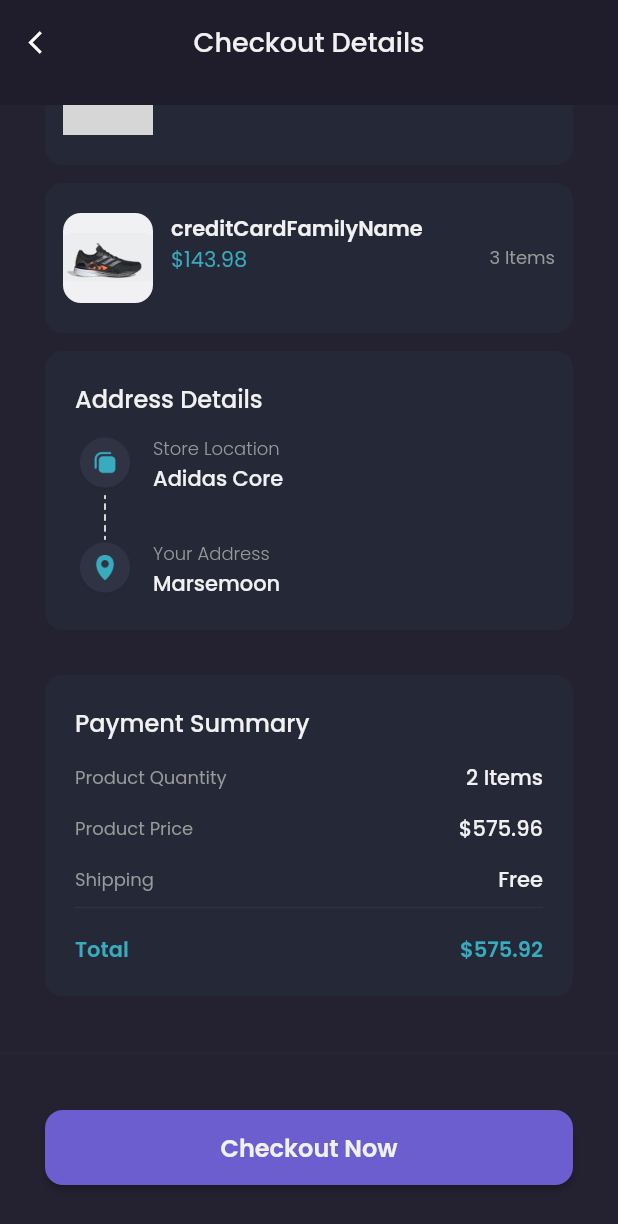
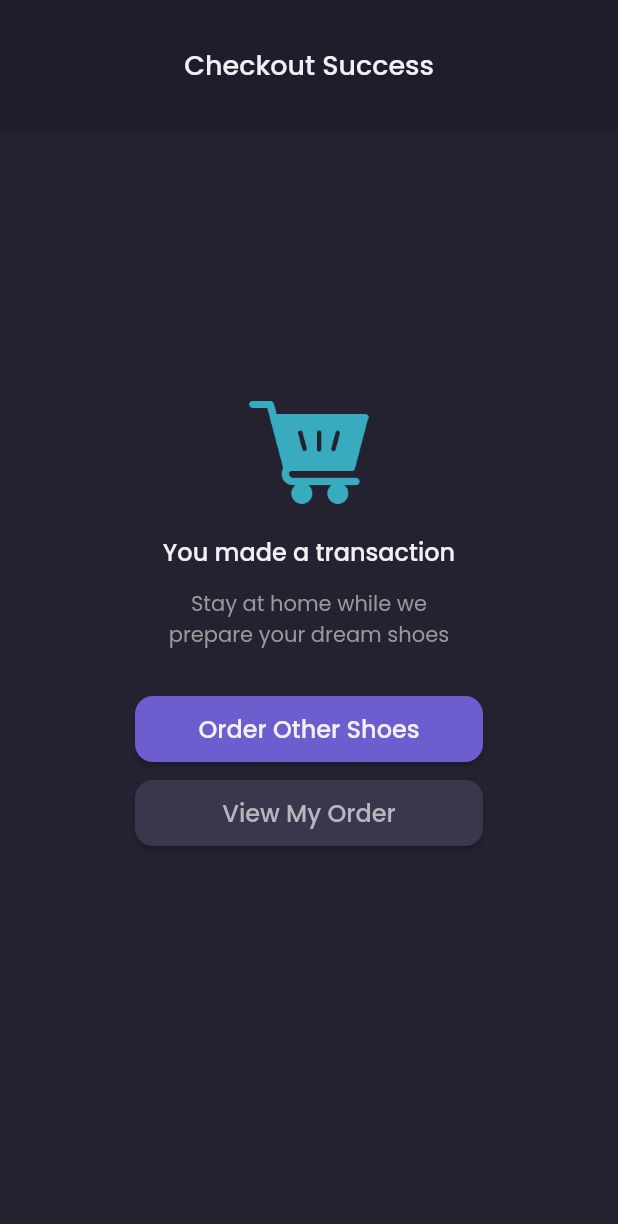
Before and after one commit to fahadhafizdev/shamo_app, a Flutter app: the CheckoutDetailsPage screen opened by its route, scrolled down 126 dp, after a tap on "Checkout Now", on a phone screen of 412 x 824 dp. Shown: the top 1224 px of the screen. Run offline on Flutter 3.47's test engine with Material 2 defaults, Android fonts, the phone set to English and light mode, and no system bars; our stand-ins replace carousel_slider, google_fonts; grey boxes are pictures that could not be loaded.

Commit message:
checkout success page finish

```diff
--- a/lib/main.dart
+++ b/lib/main.dart
@@ -1,6 +1,7 @@
 import 'package:flutter/material.dart';
 import 'package:shamo_app/ui/page/cart_page.dart';
 import 'package:shamo_app/ui/page/checkout_details_page.dart';
+import 'package:shamo_app/ui/page/checkout_success_page.dart';
 import 'package:shamo_app/ui/page/detail_chat_page.dart';
 import 'package:shamo_app/ui/page/detail_product_page.dart';
 import 'package:shamo_app/ui/page/edit_profil_page.dart';
@@ -28,7 +29,8 @@ class MyApp extends StatelessWidget {
         '/edit-profile': (context) => EditProfilePage(),
         '/detail-product': (context) => DetailProductPage(),
         '/detail-cart': (context) => CartPage(),
-        '/checkout-detail' : (context) => CheckoutDetailsPage(),
+        '/checkout-detail': (context) => CheckoutDetailsPage(),
+        '/checkout-success': (context) => CheckoutSuccess(),
       },
       initialRoute: '/main-page',
     );
--- a/lib/shared/theme.dart
+++ b/lib/shared/theme.dart
@@ -50,6 +50,15 @@ final ButtonStyle btnStyle2 = ElevatedButton.styleFrom(
   ),
 );
 
+final ButtonStyle btnStyle3 = ElevatedButton.styleFrom(
+  primary: Color(0xff39374B),
+  shape: RoundedRectangleBorder(
+    borderRadius: BorderRadius.all(
+      Radius.circular(12),
+    ),
+  ),
+);
+
 FontWeight light = FontWeight.w300;
 FontWeight regular = FontWeight.w400;
 FontWeight medium = FontWeight.w500;
--- a/lib/ui/page/checkout_details_page.dart
+++ b/lib/ui/page/checkout_details_page.dart
@@ -44,7 +44,10 @@ class CheckoutDetailsPage extends StatelessWidget {
               height: 50,
               child: ElevatedButton(
                 style: btnStyle,
-                onPressed: () {},
+                onPressed: () {
+                  Navigator.pushNamedAndRemoveUntil(
+                      context, '/checkout-success', (route) => false);
+                },
                 child: Text(
                   'Checkout Now',
                   style: whiteTextStyle.copyWith(
--- /dev/null
+++ b/lib/ui/page/checkout_success_page.dart
@@ -0,0 +1,89 @@
+import 'package:flutter/material.dart';
+import 'package:shamo_app/shared/theme.dart';
+import 'package:shamo_app/ui/widget/custom_header_widget.dart';
+
+class CheckoutSuccess extends StatelessWidget {
+  @override
+  Widget build(BuildContext context) {
+    Widget content() {
+      return Container(
+        margin: EdgeInsets.only(top: 180),
+        child: Column(
+          children: [
+            Image.asset(
+              'assets/images/icon_cart.png',
+              height: 69,
+              width: 79.41,
+              fit: BoxFit.contain,
+            ),
+            SizedBox(height: 20),
+            Text(
+              'You made a transaction',
+              textAlign: TextAlign.center,
+              style: whiteTextStyle.copyWith(
+                fontWeight: medium,
+                fontSize: 16,
+              ),
+            ),
+            SizedBox(height: 12),
+            Text(
+              'Stay at home while we\nprepare your dream shoes',
+              textAlign: TextAlign.center,
+              style: greyTextStyle.copyWith(
+                fontSize: 14,
+              ),
+            ),
+            SizedBox(height: 30),
+            Container(
+              height: 44,
+              width: double.infinity,
+              margin: EdgeInsets.only(bottom: 12),
+              padding: EdgeInsets.symmetric(
+                horizontal: 90,
+              ),
+              child: ElevatedButton(
+                onPressed: () => Navigator.pushNamedAndRemoveUntil(
+                    context, '/main-page', (route) => false),
+                style: btnStyle,
+                child: Text(
+                  'Order Other Shoes',
+                  style: whiteTextStyle.copyWith(
+                    fontWeight: medium,
+                    fontSize: 16,
+                  ),
+                ),
+              ),
+            ),
+            Container(
+              height: 44,
+              width: double.infinity,
+              padding: EdgeInsets.symmetric(horizontal: 90),
+              child: ElevatedButton(
+                onPressed: () {},
+                style: btnStyle3,
+                child: Text(
+                  'View My Order',
+                  style: whiteTextStyle.copyWith(
+                    color: Color(0xffB7B6BF),
+                    fontWeight: medium,
+                    fontSize: 16,
+                  ),
+                ),
+              ),
+            ),
+          ],
+        ),
+      );
+    }
+
+    return Scaffold(
+      backgroundColor: bgColor2,
+      body: ListView(
+        children: [
+          CustomHeader(text: 'Checkout Success'),
+          content(),
+        ],
+      ),
+    );
+  }
+}
```
